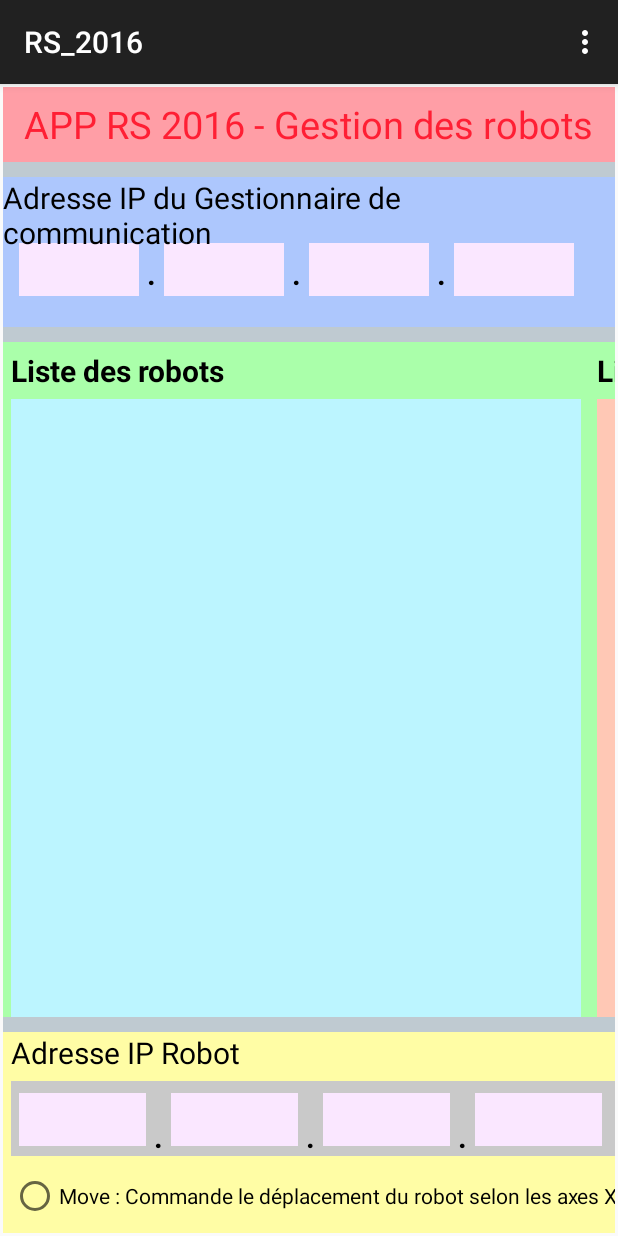
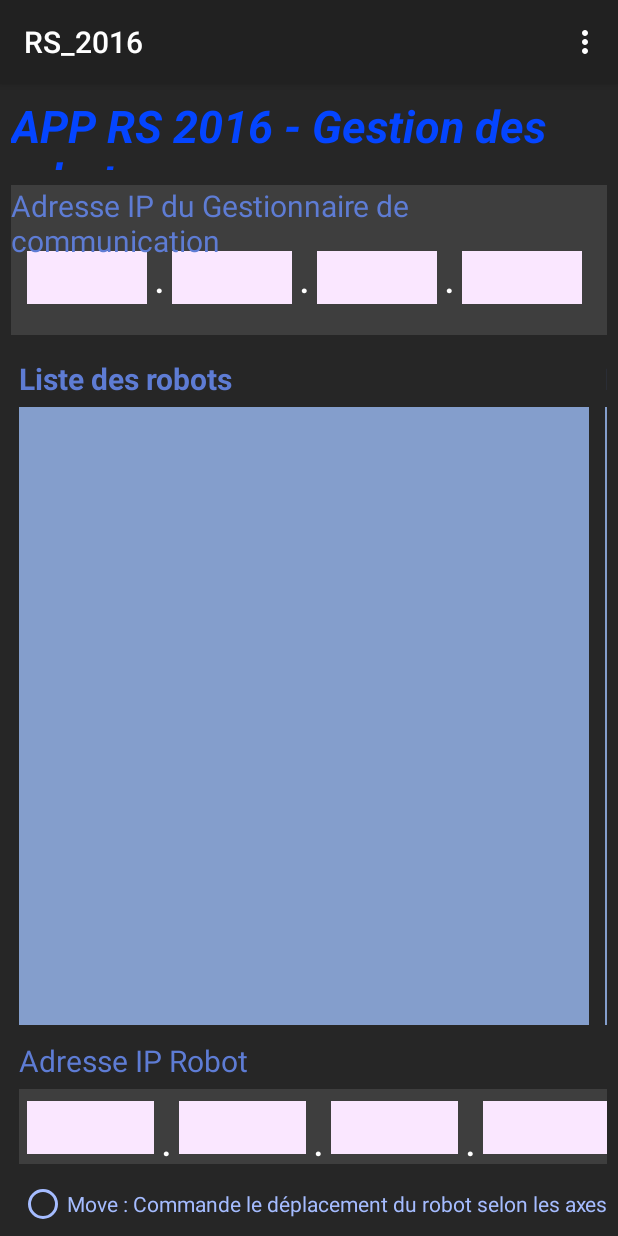
Before and after one commit to AppProjectPolytechRS2016/Tablette, an Android app: the screen it shows after launch (MainActivity), on a phone screen of 412 x 824 dp. Run offline under Robolectric (Android 15) with nearby library versions, the phone set to English and light mode, and no system bars.

Commit message:
Set the theme colors

```diff
--- a/RS_2016/app/src/main/java/com/app/rs_2016/MainActivity.java
+++ b/RS_2016/app/src/main/java/com/app/rs_2016/MainActivity.java
@@ -144,9 +144,8 @@ public class MainActivity extends ActionBarActivity {
 
         rowMoveParam.setVisibility(View.INVISIBLE);
 
-        //Hide the LogOut buttons
+        //Hide the LogOut button
         buttonLogOutCM.setVisibility(View.INVISIBLE);
-        buttonLogOutRobot.setVisibility(View.INVISIBLE);
 
         //Recover the IP address of the tablet
         WifiManager wifiMgr         = (WifiManager)getSystemService(Context.WIFI_SERVICE);
@@ -161,7 +160,11 @@ public class MainActivity extends ActionBarActivity {
         editTextIPByte2Robot.setEnabled(false);
         editTextIPByte3Robot.setEnabled(false);
         editTextIPByte4Robot.setEnabled(false);
-        buttonLogInRobot.setEnabled(false);
+
+        //Hide the buttons for the robot
+        buttonLogInRobot.setVisibility(View.INVISIBLE);
+        buttonSend.setVisibility(View.INVISIBLE);
+        buttonLogOutRobot.setVisibility(View.INVISIBLE);
 
         //Convert to IP format
         tabletAddress               = String.format("%d.%d.%d.%d", (ip & 0xff), (ip >> 8 & 0xff), (ip >> 16 & 0xff), (ip >> 24 & 0xff));
@@ -201,6 +204,8 @@ public class MainActivity extends ActionBarActivity {
                                     //Hide the LogIn button and display the LogOut button
                                     buttonLogInCM.setVisibility(View.INVISIBLE);
                                     buttonLogOutCM.setVisibility(View.VISIBLE);
+                                    buttonLogInRobot.setVisibility(View.VISIBLE);
+                                    buttonSend.setVisibility(View.VISIBLE);
 
                                     //Disable the IP EditTexts
                                     editTextIPByte1CM.setEnabled(false);
@@ -262,8 +267,9 @@ public class MainActivity extends ActionBarActivity {
                         //Clear the radio buttons
                         radioGroupOrder.clearCheck();
 
-                        //Hide the move parameters
+                        //Hide the robot's parameters
                         rowMoveParam.setVisibility(View.INVISIBLE);
+                        buttonSend.setVisibility(View.INVISIBLE);
 
                     }
                 }
@@ -343,7 +349,27 @@ public class MainActivity extends ActionBarActivity {
                         editTextIPByte3Robot.setEnabled(true);
                         editTextIPByte4Robot.setEnabled(true);
 
+                        //Clear the radio buttons
+                        radioGroupOrder.clearCheck();
+
+                        //Hide the move parameters
+                        rowMoveParam.setVisibility(View.INVISIBLE);
+                        buttonSend.setVisibility(View.INVISIBLE);
+
                         //Send a message to the robot
+                        JSONObject jsonOrder    = new JSONObject();
+
+                        try{
+                            jsonOrder.put("From", tabletAddress);
+                            jsonOrder.put("To", strIPRobot);
+                            jsonOrder.put("OrderName", "Disconnect");
+
+                            int iTest           = appTab.sendOrder(jsonOrder);
+                        }
+
+                        catch (JSONException e){
+                            e.printStackTrace();
+                        }
                     }
                 }
         );
--- a/RS_2016/app/src/main/res/layout/activity_main.xml
+++ b/RS_2016/app/src/main/res/layout/activity_main.xml
@@ -6,21 +6,23 @@
     android:paddingRight="@dimen/activity_horizontal_margin"
     android:paddingTop="@dimen/activity_vertical_margin"
     android:paddingBottom="@dimen/activity_vertical_margin" tools:context=".MainActivity"
-    android:id="@+id/background">
+    android:id="@+id/background"
+    android:background="@color/color_genral_background">
 <ScrollView
     android:layout_width="match_parent"
-    android:layout_height="match_parent">
+    android:layout_height="match_parent"
+    android:background="@color/color_genral_background">
     <LinearLayout
         android:orientation="vertical"
         android:layout_width="fill_parent"
         android:layout_height="fill_parent"
         android:layout_alignParentTop="true"
-        android:id="@+id/linearLayoutVert">
+        android:id="@+id/linearLayoutVert"
+        android:padding="@dimen/default_padding_10inches">
 
         <FrameLayout
             android:layout_width="match_parent"
             android:layout_height="@dimen/titleBlock_editText_height_10inches"
-            android:background="#ffff9ea6"
             android:id="@+id/titleBlock">
 
             <TextView
@@ -30,21 +32,21 @@
                 android:layout_gravity="center"
                 android:text="APP RS 2016 - Gestion des robots"
                 android:textSize="@dimen/title_textSize_10inches"
-                android:textColor="#ffff1f34" />
+                android:textColor="@color/color_title_font"
+                android:textStyle="bold|italic" />
 
         </FrameLayout>
 
         <FrameLayout
             android:layout_width="match_parent"
             android:layout_height="@dimen/spaceBlock_height_10inches"
-            android:background="#6a6d8699"
             android:id="@+id/space1">
         </FrameLayout>
 
         <FrameLayout
             android:layout_width="match_parent"
             android:layout_height="@dimen/ipBlock_height_10inches"
-            android:background="#ffadc7fd"
+            android:background="@color/color_block_background"
             android:id="@+id/ipBlock">
 
             <GridLayout
@@ -81,7 +83,7 @@
                     android:layout_column="1"
                     android:textStyle="bold"
                     android:textSize="@dimen/ip_dot_textSize_10inches"
-                    android:textColor="#ff000000"
+                    android:textColor="@color/color_ipDot_font"
                     android:layout_marginTop="@dimen/ip_dot_topMargin_10inches" />
 
                 <EditText
@@ -111,7 +113,7 @@
                     android:layout_column="3"
                     android:textStyle="bold"
                     android:textSize="@dimen/ip_dot_textSize_10inches"
-                    android:textColor="#ff000000"
+                    android:textColor="@color/color_ipDot_font"
                     android:layout_marginTop="@dimen/ip_dot_topMargin_10inches"
                     />
 
@@ -142,7 +144,7 @@
                     android:layout_column="5"
                     android:textStyle="bold"
                     android:textSize="@dimen/ip_dot_textSize_10inches"
-                    android:textColor="#ff000000"
+                    android:textColor="@color/color_ipDot_font"
                     android:layout_marginTop="@dimen/ip_dot_topMargin_10inches" />
 
                 <EditText
@@ -192,20 +194,18 @@
                 android:layout_row="1"
                 android:layout_column="0"
                 android:textSize="@dimen/subtitle_textSize_10inches"
-                android:textColor="#ff000000"
+                android:textColor="@color/color_subtitle_font"
                 android:layout_gravity="left|top" />
         </FrameLayout>
 
         <FrameLayout
             android:layout_width="match_parent"
             android:layout_height="@dimen/spaceBlock_height_10inches"
-            android:background="#6a6d8699"
             android:id="@+id/space2"></FrameLayout>
 
         <RelativeLayout
             android:layout_width="match_parent"
             android:layout_height="@dimen/listBlock_height_10inches"
-            android:background="#ffaaffaa"
             android:id="@+id/listBlock"
             android:divider="#ff000000">
 
@@ -227,7 +227,7 @@
                     android:layout_column="0"
                     android:textStyle="bold"
                     android:textSize="@dimen/subtitle_textSize_10inches"
-                    android:textColor="#ff000000"
+                    android:textColor="@color/color_subtitle_font"
                     android:layout_margin="@dimen/default_margin_10inches"
                     android:textIsSelectable="false" />
 
@@ -242,7 +242,7 @@
                     android:textStyle="bold"
                     android:layout_margin="@dimen/default_margin_10inches"
                     android:layout_gravity="center"
-                    android:textColor="#ff000000" />
+                    android:textColor="@color/color_subtitle_font" />
 
                 <ListView
                     android:layout_width="@dimen/listView_width_10inches"
@@ -250,7 +250,7 @@
                     android:id="@+id/listViewRobot"
                     android:layout_row="4"
                     android:layout_column="0"
-                    android:background="#ffbcf5ff"
+                    android:background="@color/color_list_background"
                     android:choiceMode="singleChoice"
                     android:layout_gravity="center" />
 
@@ -260,7 +260,7 @@
                     android:id="@+id/listViewFeatures"
                     android:layout_row="4"
                     android:layout_column="1"
-                    android:background="#ffffc8b5"
+                    android:background="@color/color_list_background"
                     android:choiceMode="singleChoice"
                     android:layout_gravity="center" />
 
@@ -270,14 +270,12 @@
         <FrameLayout
             android:layout_width="match_parent"
             android:layout_height="@dimen/spaceBlock_height_10inches"
-            android:background="#6a6d8699"
             android:id="@+id/space3">
         </FrameLayout>
 
         <TableLayout
             android:layout_width="match_parent"
             android:layout_height="@dimen/orderBlock_height_10inches"
-            android:background="#fffffda5"
             android:id="@+id/orderBlock">
 
             <TableRow
@@ -291,7 +289,7 @@
                     android:id="@+id/textView7"
                     android:textSize="@dimen/subtitle_textSize_10inches"
                     android:layout_marginLeft="@dimen/default_margin_10inches"
-                    android:textColor="#ff000000"
+                    android:textColor="@color/color_subtitle_font"
                     android:layout_gravity="center_vertical"
                     android:layout_column="1" />
             </TableRow>
@@ -306,7 +304,7 @@
                     android:layout_height="@dimen/sendBlock_height_10inches"
                     android:layout_column="1"
                     android:layout_margin="@dimen/default_margin_10inches"
-                    android:background="#ffc9c9c9"
+                    android:background="@color/color_block_background"
                     android:id="@+id/ipRobotBlock">
 
                     <EditText
@@ -338,7 +336,7 @@
                         android:layout_column="3"
                         android:textStyle="bold"
                         android:textSize="@dimen/ip_dot_textSize_10inches"
-                        android:textColor="#ff000000"
+                        android:textColor="@color/color_ipDot_font"
                         android:layout_marginTop="@dimen/ip_dot_topMargin_10inches" />
 
                     <EditText
@@ -370,7 +368,7 @@
                         android:layout_column="1"
                         android:textStyle="bold"
                         android:textSize="@dimen/ip_dot_textSize_10inches"
-                        android:textColor="#ff000000"
+                        android:textColor="@color/color_ipDot_font"
                         android:layout_marginTop="@dimen/ip_dot_topMargin_10inches" />
 
                     <EditText
@@ -402,7 +400,7 @@
                         android:layout_column="3"
                         android:textStyle="bold"
                         android:textSize="@dimen/ip_dot_textSize_10inches"
-                        android:textColor="#ff000000"
+                        android:textColor="@color/color_ipDot_font"
                         android:layout_marginTop="@dimen/ip_dot_topMargin_10inches" />
 
                     <EditText
@@ -457,7 +455,9 @@
                         android:id="@+id/radioButtonMove"
                         android:layout_column="1"
                         android:layout_margin="@dimen/default_margin_10inches"
-                    android:checked="false" />
+                    android:checked="false"
+                    android:textColor="@color/color_body_font"
+                    android:buttonTint="@color/color_body_font" />
 
                     <RadioButton
                         android:layout_width="wrap_content"
@@ -466,7 +466,9 @@
                         android:id="@+id/radioButtonWalk"
                         android:layout_column="1"
                         android:layout_margin="@dimen/default_margin_10inches"
-                        android:checked="false" />
+                        android:checked="false"
+                        android:textColor="@color/color_body_font"
+                        android:buttonTint="@color/color_body_font" />
 
                     <RadioButton
                         android:layout_width="wrap_content"
@@ -475,7 +477,9 @@
                         android:id="@+id/radioButtonReccord"
                         android:layout_column="1"
                         android:layout_margin="@dimen/default_margin_10inches"
-                        android:checked="false" />
+                        android:checked="false"
+                        android:textColor="@color/color_body_font"
+                        android:buttonTint="@color/color_body_font" />
 
                 </RadioGroup>
             </TableRow>
@@ -489,7 +493,7 @@
                     android:layout_width="match_parent"
                     android:layout_height="@dimen/tableOrder_height_10inches"
                     android:layout_column="1"
-                    android:background="#ffb8ccff"
+                    android:background="@color/color_block_background"
                     android:layout_margin="@dimen/default_margin_10inches">
 
                     <TableRow
@@ -503,7 +507,7 @@
                             android:id="@+id/textView4"
                             android:layout_column="0"
                             android:textSize="@dimen/body_textSize_10inches"
-                            android:textColor="#ff000000"
+                            android:textColor="@color/color_body_font"
                             android:layout_marginLeft="@dimen/textView_default_leftMargin_10inches" />
 
                         <TextView
@@ -513,7 +517,7 @@
                             android:id="@+id/textView5"
                             android:layout_column="1"
                             android:textSize="@dimen/body_textSize_10inches"
-                            android:textColor="#ff000000"
+                            android:textColor="@color/color_body_font"
                             android:layout_marginLeft="@dimen/textView_default_leftMargin_10inches" />
 
                         <TextView
@@ -523,7 +527,7 @@
                             android:id="@+id/textView6"
                             android:layout_column="2"
                             android:textSize="@dimen/body_textSize_10inches"
-                            android:textColor="#ff000000"
+                            android:textColor="@color/color_body_font"
                             android:layout_marginLeft="@dimen/textView_default_leftMargin_10inches" />
                     </TableRow>
 
@@ -586,7 +590,8 @@
                             android:layout_marginBottom="@dimen/small_margin_10inches"
                             android:maxLength="3"
                             android:imeOptions="actionDone"
-                            android:text="0" />
+                            android:text="0"
+                            android:layout_gravity="center" />
 
                     </TableRow>
                 </TableLayout>
@@ -620,7 +625,6 @@
         <FrameLayout
             android:layout_width="match_parent"
             android:layout_height="@dimen/spaceBlock_height_10inches"
-            android:background="#6a6d8699"
             android:id="@+id/space4"></FrameLayout>
 
         <LinearLayout
--- a/RS_2016/app/src/main/res/values/dimens.xml
+++ b/RS_2016/app/src/main/res/values/dimens.xml
@@ -18,7 +18,7 @@
 	<dimen name="sendBlock_height_10inches">50dp</dimen>
 
     <!-- Define the text sizes to use -->
-    <dimen name="title_textSize_10inches">25dp</dimen>
+    <dimen name="title_textSize_10inches">30dp</dimen>
     <dimen name="subtitle_textSize_10inches">20dp</dimen>
     <dimen name="body_textSize_10inches">15dp</dimen>
     <dimen name="button_textSize_10inches">16dp</dimen>
--- a/RS_2016/app/src/main/res/values/styles.xml
+++ b/RS_2016/app/src/main/res/values/styles.xml
@@ -5,4 +5,15 @@
         <!-- Customize your theme here. -->
     </style>
 
+    <!-- Define the colors for the app -->
+    <color name="color_genral_background">#262626</color>
+
+    <color name="color_block_background">#ff3e3e3e</color>
+    <color name="color_title_font">#ff0445FF</color>
+    <color name="color_body_font">#ffA5BCFF</color>
+    <color name="color_subtitle_font">#ff5E7CD4</color>
+    <color name="color_list_background">#ff849ECC</color>
+    <color name="color_ipDot_font">#ffffffff</color>
+    <color name="color_debug_background">#ff191D26</color>
+
 </resources>
```
Also changed, not shown: 1 other file.
